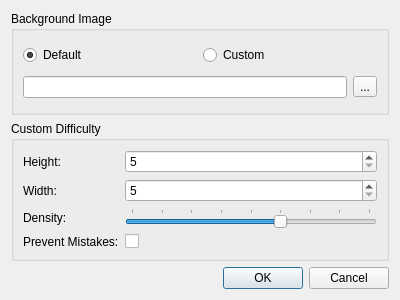
Above: src/gui/settingswindow.ui from schuay/picmi before the change. Below: the same form after it.
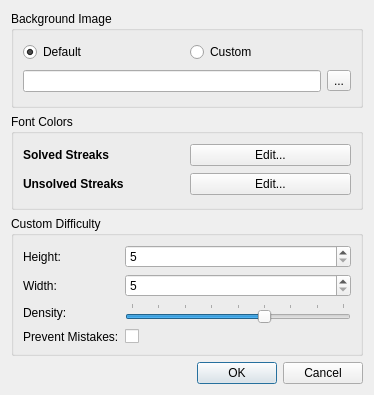
That is the form after the change.

Commit message: Add color buttons to settings dialog

What changed in the file:
```diff
--- a/src/gui/settingswindow.ui
+++ b/src/gui/settingswindow.ui
@@ -6,8 +6,8 @@
    <rect>
     <x>0</x>
     <y>0</y>
-    <width>400</width>
-    <height>300</height>
+    <width>374</width>
+    <height>395</height>
    </rect>
   </property>
   <property name="sizePolicy">
@@ -74,6 +74,65 @@
        </layout>
       </widget>
      </item>
+     <item>
+      <widget class="QGroupBox" name="groupBox_3">
+       <property name="title">
+        <string>Font Colors</string>
+       </property>
+       <layout class="QHBoxLayout" name="horizontalLayout_6">
+        <item>
+         <layout class="QGridLayout" name="gridLayout_2">
+          <item row="0" column="0">
+           <widget class="QLabel" name="fontColorSolvedLabel">
+            <property name="font">
+             <font>
+              <weight>75</weight>
+              <bold>true</bold>
+             </font>
+            </property>
+            <property name="text">
+             <string>Solved Streaks</string>
+            </property>
+            <property name="textFormat">
+             <enum>Qt::AutoText</enum>
+            </property>
+           </widget>
+          </item>
+          <item row="1" column="0">
+           <widget class="QLabel" name="fontColorUnsolvedLabel">
+            <property name="font">
+             <font>
+              <weight>75</weight>
+              <bold>true</bold>
+             </font>
+            </property>
+            <property name="text">
+             <string>Unsolved Streaks</string>
+            </property>
+            <property name="textFormat">
+             <enum>Qt::AutoText</enum>
+            </property>
+           </widget>
+          </item>
+          <item row="0" column="1">
+           <widget class="QPushButton" name="fontColorSolvedPushButton">
+            <property name="text">
+             <string>Edit...</string>
+            </property>
+           </widget>
+          </item>
+          <item row="1" column="1">
+           <widget class="QPushButton" name="fontColorUnsolvedPushButton">
+            <property name="text">
+             <string>Edit...</string>
+            </property>
+           </widget>
+          </item>
+         </layout>
+        </item>
+       </layout>
+      </widget>
+     </item>
      <item>
       <widget class="QGroupBox" name="groupBox">
        <property name="sizePolicy">
```
Left out of the diff: 4 changed lines with no effect on the pictures. The commit also changes 1 other file.
